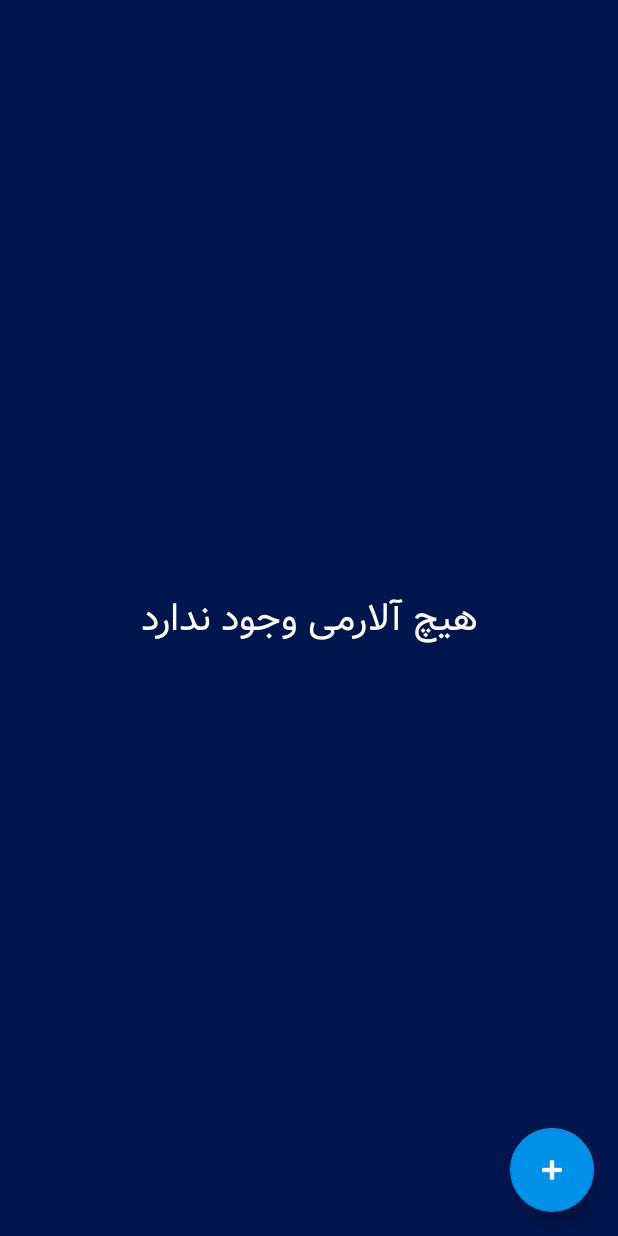
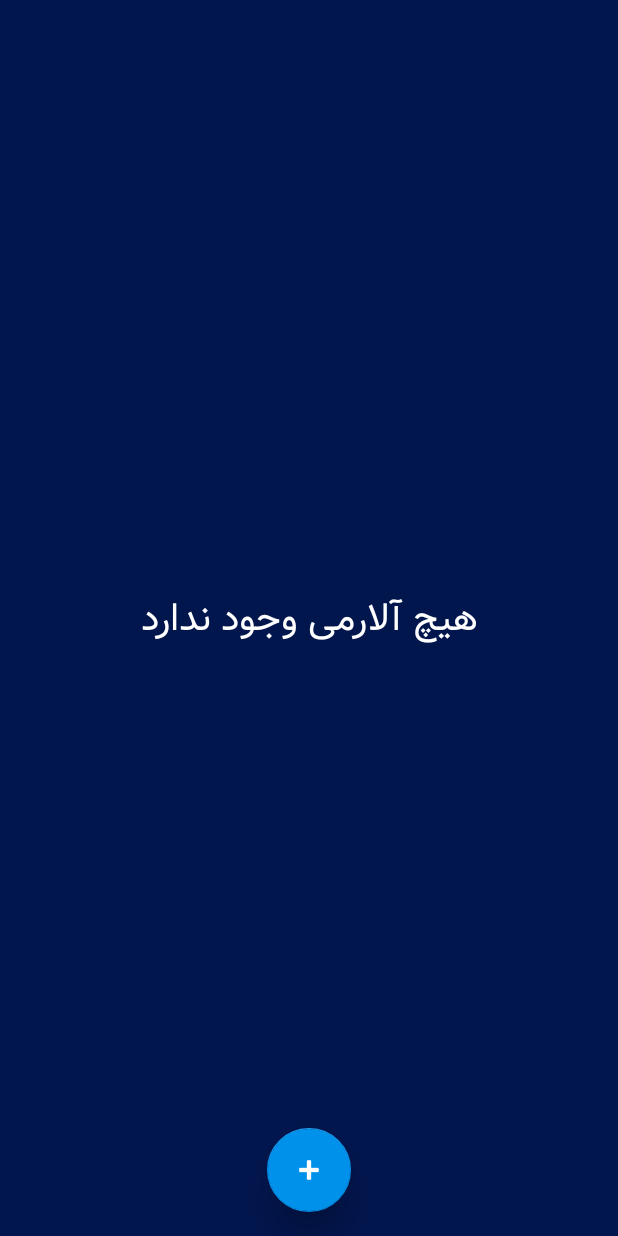
Before and after one commit to javadi92/Alarm, an Android app: the layout activity_main.xml on its own in the app's theme, with its tools: preview values and no code run, on a phone screen of 412 x 824 dp. Run offline under Robolectric (Android 15) with nearby library versions, the phone set to English and light mode, and no system bars.

```diff
--- a/app/src/main/res/layout/activity_add.xml
+++ b/app/src/main/res/layout/activity_add.xml
@@ -48,6 +48,8 @@
         android:layout_marginEnd="8dp"
         android:layout_marginBottom="8dp"
         android:timePickerMode="spinner"
+        android:scaleX="1.5"
+        android:scaleY="1.7"
         app:layout_constraintBottom_toBottomOf="parent"
         app:layout_constraintEnd_toEndOf="parent"
         app:layout_constraintStart_toStartOf="parent"
--- a/app/src/main/res/layout/activity_main.xml
+++ b/app/src/main/res/layout/activity_main.xml
@@ -19,20 +19,21 @@
         android:layout_width="wrap_content"
         android:layout_height="wrap_content"
         android:layout_gravity="center"
+        android:fontFamily="@font/vazir"
         android:text="هیچ آلارمی وجود ندارد"
         android:textColor="#fff"
-        android:fontFamily="@font/vazir"
-        android:textSize="25dp"/>
+        android:textSize="25dp" />
 
     <android.support.design.widget.FloatingActionButton
         android:id="@+id/fab_add_alarm"
         android:layout_width="wrap_content"
         android:layout_height="wrap_content"
-        android:tint="#fff"
-        android:src="@android:drawable/ic_input_add"
+        android:layout_gravity="center|bottom"
+        android:layout_margin="16dp"
         android:clickable="true"
         android:elevation="10dp"
+        android:src="@android:drawable/ic_input_add"
         android:theme="@style/PrimaryActionButton"
-        android:layout_gravity="right|bottom"
-        android:layout_margin="16dp"/>
+        android:tint="#fff"
+        app:elevation="12dp" />
 </android.support.design.widget.CoordinatorLayout>
--- /dev/null
+++ b/app/src/main/res/values/my_timepicker_style.xml
@@ -0,0 +1,6 @@
+<?xml version="1.0" encoding="utf-8"?>
+<resources>
+    <style name="my_time_picker">
+        <item name="android:fontFamily">@font/vazir</item>
+    </style>
+</resources>
--- a/app/src/main/res/values/styles.xml
+++ b/app/src/main/res/values/styles.xml
@@ -12,4 +12,6 @@
         <item name="colorAccent">@color/fab</item>
     </style>
 
+
+
 </resources>
```
Also changed, not shown: app/src/main/java/com/javadi/alarm/adapter/AlarmAdapter.java (+23 -23 lines).
